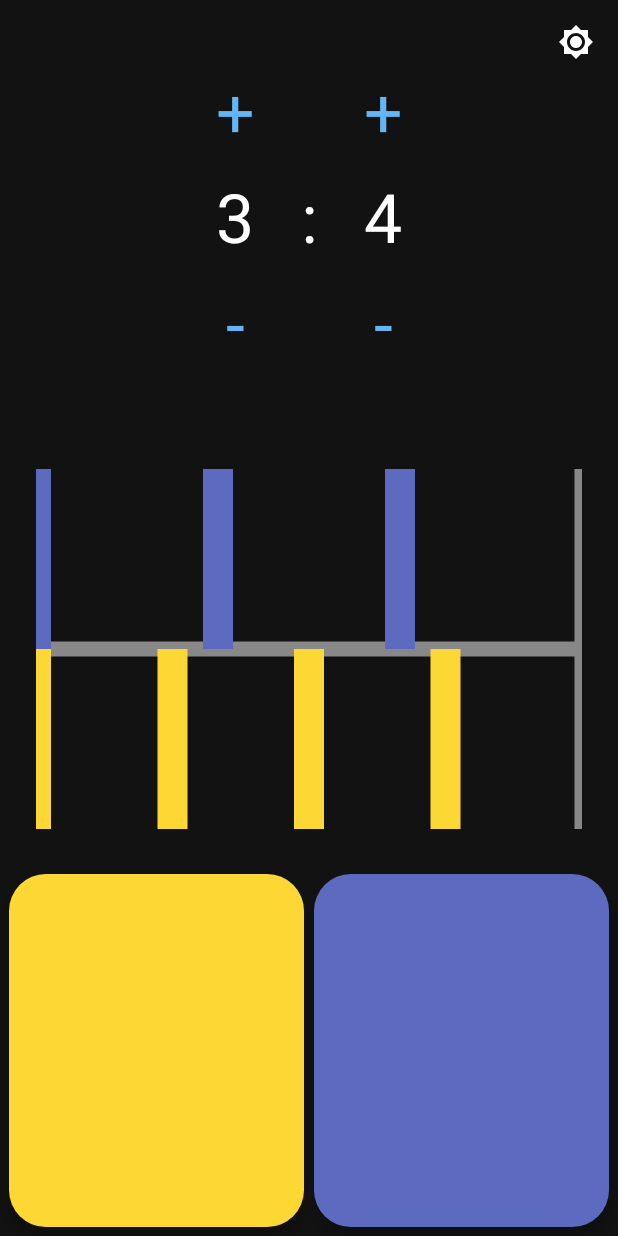
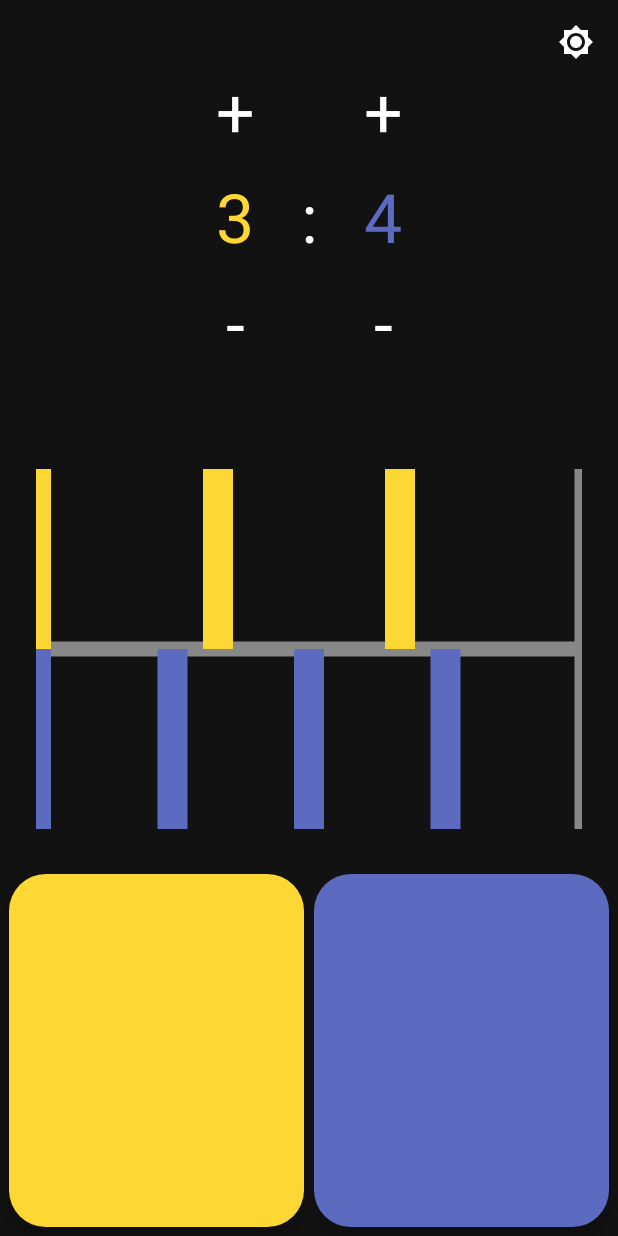
Before and after one commit to Jorkoh/PolyrhythmTrainer, an Android app: the screen it shows after launch (MainActivity), on a phone screen of 412 x 824 dp. Run offline under Robolectric (Android 15) with nearby library versions, the phone set to English and light mode, and no system bars; 3 statements that could not run were skipped.

Commit message:
Minor UI color changes for clarity

```diff
--- a/app/src/main/java/com/jorkoh/polyrhythmtrainer/ui/customviews/PolyrhythmVisualizer.kt
+++ b/app/src/main/java/com/jorkoh/polyrhythmtrainer/ui/customviews/PolyrhythmVisualizer.kt
@@ -72,8 +72,8 @@ class PolyrhythmVisualizer @JvmOverloads constructor(
             attrs, R.styleable.RhythmVisualizer,
             0, 0
         )
-        xColor = typedArray.getColor(R.styleable.RhythmVisualizer_xColor, DEFAULT_X_RHYTHM_COLOR)
-        yColor = typedArray.getColor(R.styleable.RhythmVisualizer_yColor, DEFAULT_Y_RHYTHM_COLOR)
+        xColor = typedArray.getColor(R.styleable.RhythmVisualizer_xRhythmColor, DEFAULT_X_RHYTHM_COLOR)
+        yColor = typedArray.getColor(R.styleable.RhythmVisualizer_yRhythmColor, DEFAULT_Y_RHYTHM_COLOR)
 
         typedArray.recycle()
     }
--- a/app/src/main/res/layout-land/fragment_trainer.xml
+++ b/app/src/main/res/layout-land/fragment_trainer.xml
@@ -57,10 +57,11 @@
         <com.google.android.material.button.MaterialButton
             android:id="@+id/x_number_of_beats_increase_button"
             style="@style/Widget.MaterialComponents.Button.TextButton"
+            android:layout_width="wrap_content"
+            android:layout_height="wrap_content"
             android:text="@string/increase_button_text"
             android:textAppearance="@style/TextAppearance.AppCompat.Display2"
-            android:layout_width="wrap_content"
-            android:layout_height="wrap_content"/>
+            android:textColor="?attr/colorOnBackground" />
 
         <TextView
             android:id="@+id/x_number_of_beats_text"
@@ -68,15 +69,17 @@
             android:layout_height="match_parent"
             android:gravity="center"
             android:text="@string/polyrhythm_default_x_beats"
-            android:textAppearance="@style/TextAppearance.AppCompat.Display2" />
+            android:textAppearance="@style/TextAppearance.AppCompat.Display2"
+            android:textColor="@color/yRhythmColor" />
 
         <com.google.android.material.button.MaterialButton
             android:id="@+id/x_number_of_beats_decrease_button"
             style="@style/Widget.MaterialComponents.Button.TextButton"
+            android:layout_width="wrap_content"
+            android:layout_height="wrap_content"
             android:text="@string/decrease_button_text"
             android:textAppearance="@style/TextAppearance.AppCompat.Display2"
-            android:layout_width="wrap_content"
-            android:layout_height="wrap_content"/>
+            android:textColor="?attr/colorOnBackground" />
 
     </LinearLayout>
 
@@ -99,15 +102,16 @@
         app:layout_constraintBottom_toTopOf="@id/top_guideline"
         app:layout_constraintEnd_toStartOf="@id/right_guideline"
         app:layout_constraintStart_toEndOf="@id/number_of_beats_picker_separator"
-        app:layout_constraintTop_toTopOf="parent" >
+        app:layout_constraintTop_toTopOf="parent">
 
         <com.google.android.material.button.MaterialButton
             android:id="@+id/y_number_of_beats_increase_button"
             style="@style/Widget.MaterialComponents.Button.TextButton"
+            android:layout_width="wrap_content"
+            android:layout_height="wrap_content"
             android:text="@string/increase_button_text"
             android:textAppearance="@style/TextAppearance.AppCompat.Display2"
-            android:layout_width="wrap_content"
-            android:layout_height="wrap_content"/>
+            android:textColor="?attr/colorOnBackground" />
 
         <TextView
             android:id="@+id/y_number_of_beats_text"
@@ -115,15 +119,17 @@
             android:layout_height="match_parent"
             android:gravity="center"
             android:text="@string/polyrhythm_default_y_beats"
-            android:textAppearance="@style/TextAppearance.AppCompat.Display2" />
+            android:textAppearance="@style/TextAppearance.AppCompat.Display2"
+            android:textColor="@color/yRhythmColor" />
 
         <com.google.android.material.button.MaterialButton
             android:id="@+id/y_number_of_beats_decrease_button"
             style="@style/Widget.MaterialComponents.Button.TextButton"
+            android:layout_width="wrap_content"
+            android:layout_height="wrap_content"
             android:text="@string/decrease_button_text"
             android:textAppearance="@style/TextAppearance.AppCompat.Display2"
-            android:layout_width="wrap_content"
-            android:layout_height="wrap_content"/>
+            android:textColor="?attr/colorOnBackground" />
 
     </LinearLayout>
 
@@ -136,8 +142,8 @@
         app:layout_constraintEnd_toStartOf="@id/right_guideline"
         app:layout_constraintStart_toEndOf="@id/left_guideline"
         app:layout_constraintTop_toBottomOf="@id/top_guideline"
-        app:xColor="@color/rightPadColor"
-        app:yColor="@color/leftPadColor" />
+        app:xRhythmColor="@color/xRhythmColor"
+        app:yRhythmColor="@color/yRhythmColor" />
 
     <com.jorkoh.polyrhythmtrainer.ui.customviews.PadView
         android:id="@+id/left_pad"
@@ -152,9 +158,9 @@
         app:layout_constraintEnd_toStartOf="@id/left_guideline"
         app:layout_constraintStart_toStartOf="parent"
         app:layout_constraintTop_toBottomOf="@id/top_guideline"
-        app:padColor="@color/leftPadColor"
+        app:padColor="@color/xRhythmColor"
         app:padPosition="0"
-        app:padRippleColor="@color/leftPadRippleColor" />
+        app:padRippleColor="@color/xRhythmRippleColor" />
 
     <com.jorkoh.polyrhythmtrainer.ui.customviews.PadView
         android:id="@+id/right_pad"
@@ -169,8 +175,8 @@
         app:layout_constraintEnd_toEndOf="parent"
         app:layout_constraintStart_toEndOf="@id/right_guideline"
         app:layout_constraintTop_toBottomOf="@id/top_guideline"
-        app:padColor="@color/rightPadColor"
+        app:padColor="@color/yRhythmColor"
         app:padPosition="1"
-        app:padRippleColor="@color/rightPadRippleColor" />
+        app:padRippleColor="@color/yRhythmRippleColor" />
 
 </androidx.constraintlayout.widget.ConstraintLayout>
--- a/app/src/main/res/layout/fragment_trainer.xml
+++ b/app/src/main/res/layout/fragment_trainer.xml
@@ -50,10 +50,11 @@
         <com.google.android.material.button.MaterialButton
             android:id="@+id/x_number_of_beats_increase_button"
             style="@style/Widget.MaterialComponents.Button.TextButton"
+            android:layout_width="wrap_content"
+            android:layout_height="wrap_content"
             android:text="@string/increase_button_text"
             android:textAppearance="@style/TextAppearance.AppCompat.Display2"
-            android:layout_width="wrap_content"
-            android:layout_height="wrap_content"/>
+            android:textColor="?attr/colorOnBackground" />
 
         <TextView
             android:id="@+id/x_number_of_beats_text"
@@ -61,15 +62,17 @@
             android:layout_height="match_parent"
             android:gravity="center"
             android:text="@string/polyrhythm_default_x_beats"
-            android:textAppearance="@style/TextAppearance.AppCompat.Display2" />
+            android:textAppearance="@style/TextAppearance.AppCompat.Display2"
+            android:textColor="@color/xRhythmColor" />
 
         <com.google.android.material.button.MaterialButton
             android:id="@+id/x_number_of_beats_decrease_button"
             style="@style/Widget.MaterialComponents.Button.TextButton"
+            android:layout_width="wrap_content"
+            android:layout_height="wrap_content"
             android:text="@string/decrease_button_text"
             android:textAppearance="@style/TextAppearance.AppCompat.Display2"
-            android:layout_width="wrap_content"
-            android:layout_height="wrap_content"/>
+            android:textColor="?attr/colorOnBackground" />
 
     </LinearLayout>
 
@@ -92,15 +95,16 @@
         app:layout_constraintBottom_toTopOf="@id/guideline_above_visualizer"
         app:layout_constraintEnd_toEndOf="parent"
         app:layout_constraintStart_toEndOf="@id/number_of_beats_picker_separator"
-        app:layout_constraintTop_toTopOf="parent" >
+        app:layout_constraintTop_toTopOf="parent">
 
         <com.google.android.material.button.MaterialButton
             android:id="@+id/y_number_of_beats_increase_button"
             style="@style/Widget.MaterialComponents.Button.TextButton"
+            android:layout_width="wrap_content"
+            android:layout_height="wrap_content"
             android:text="@string/increase_button_text"
             android:textAppearance="@style/TextAppearance.AppCompat.Display2"
-            android:layout_width="wrap_content"
-            android:layout_height="wrap_content"/>
+            android:textColor="?attr/colorOnBackground" />
 
         <TextView
             android:id="@+id/y_number_of_beats_text"
@@ -108,15 +112,17 @@
             android:layout_height="match_parent"
             android:gravity="center"
             android:text="@string/polyrhythm_default_y_beats"
-            android:textAppearance="@style/TextAppearance.AppCompat.Display2" />
+            android:textAppearance="@style/TextAppearance.AppCompat.Display2"
+            android:textColor="@color/yRhythmColor" />
 
         <com.google.android.material.button.MaterialButton
             android:id="@+id/y_number_of_beats_decrease_button"
             style="@style/Widget.MaterialComponents.Button.TextButton"
+            android:layout_width="wrap_content"
+            android:layout_height="wrap_content"
             android:text="@string/decrease_button_text"
             android:textAppearance="@style/TextAppearance.AppCompat.Display2"
-            android:layout_width="wrap_content"
-            android:layout_height="wrap_content"/>
+            android:textColor="?attr/colorOnBackground" />
 
     </LinearLayout>
 
@@ -129,8 +135,8 @@
         app:layout_constraintEnd_toEndOf="parent"
         app:layout_constraintStart_toStartOf="parent"
         app:layout_constraintTop_toBottomOf="@id/guideline_above_visualizer"
-        app:xColor="@color/rightPadColor"
-        app:yColor="@color/leftPadColor" />
+        app:xRhythmColor="@color/xRhythmColor"
+        app:yRhythmColor="@color/yRhythmColor" />
 
     <com.jorkoh.polyrhythmtrainer.ui.customviews.PadView
         android:id="@+id/left_pad"
@@ -145,9 +151,9 @@
         app:layout_constraintEnd_toStartOf="@+id/right_pad"
         app:layout_constraintStart_toStartOf="parent"
         app:layout_constraintTop_toBottomOf="@id/guideline_above_pads"
-        app:padColor="@color/leftPadColor"
+        app:padColor="@color/xRhythmColor"
         app:padPosition="0"
-        app:padRippleColor="@color/leftPadRippleColor" />
+        app:padRippleColor="@color/xRhythmRippleColor" />
 
     <com.jorkoh.polyrhythmtrainer.ui.customviews.PadView
         android:id="@+id/right_pad"
@@ -162,8 +168,8 @@
         app:layout_constraintEnd_toEndOf="parent"
         app:layout_constraintStart_toEndOf="@+id/left_pad"
         app:layout_constraintTop_toBottomOf="@id/guideline_above_pads"
-        app:padColor="@color/rightPadColor"
+        app:padColor="@color/yRhythmColor"
         app:padPosition="1"
-        app:padRippleColor="@color/rightPadRippleColor" />
+        app:padRippleColor="@color/yRhythmRippleColor" />
 
 </androidx.constraintlayout.widget.ConstraintLayout>
--- a/app/src/main/res/values-night/colors.xml
+++ b/app/src/main/res/values-night/colors.xml
@@ -4,9 +4,9 @@
     <color name="secondary">#FFCC80</color>
     <color name="error">#Ef9A9A</color>
 
-    <color name="leftPadColor">#fdd835</color>
-    <color name="leftPadRippleColor">#fff176</color>
+    <color name="xRhythmColor">#fdd835</color>
+    <color name="xRhythmRippleColor">#fff176</color>
 
-    <color name="rightPadColor">#5c6bc0</color>
-    <color name="rightPadRippleColor">#7986cb</color>
+    <color name="yRhythmColor">#5c6bc0</color>
+    <color name="yRhythmRippleColor">#7986cb</color>
 </resources>
--- a/app/src/main/res/values/attrs.xml
+++ b/app/src/main/res/values/attrs.xml
@@ -7,7 +7,7 @@
     </declare-styleable>
 
     <declare-styleable name="RhythmVisualizer">
-        <attr name="xColor" format="color" />
-        <attr name="yColor" format="color" />
+        <attr name="xRhythmColor" format="color" />
+        <attr name="yRhythmColor" format="color" />
     </declare-styleable>
 </resources>
--- a/app/src/main/res/values/colors.xml
+++ b/app/src/main/res/values/colors.xml
@@ -4,9 +4,9 @@
     <color name="secondary">#F57C00</color>
     <color name="error">#E53935</color>
 
-    <color name="leftPadColor">#ffeb3b</color>
-    <color name="leftPadRippleColor">#ffc107</color>
+    <color name="xRhythmColor">#ffeb3b</color>
+    <color name="xRhythmRippleColor">#ffc107</color>
 
-    <color name="rightPadColor">#5c6bc0</color>
-    <color name="rightPadRippleColor">#3f51b5</color>
+    <color name="yRhythmColor">#5c6bc0</color>
+    <color name="yRhythmRippleColor">#3f51b5</color>
 </resources>
```
